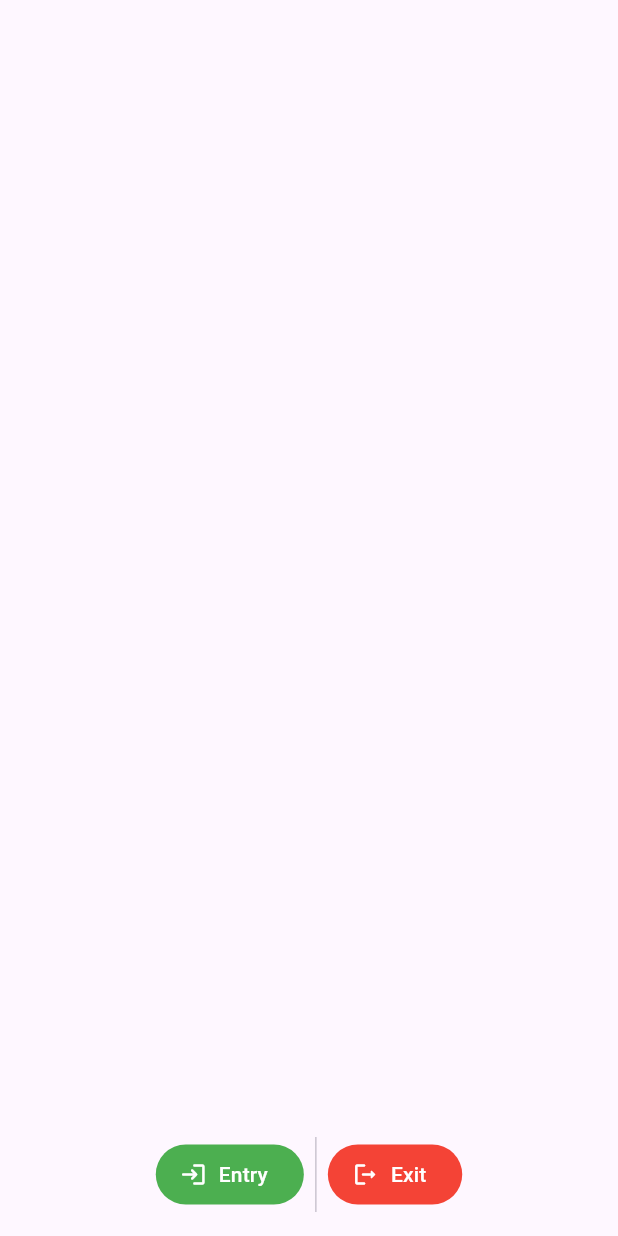
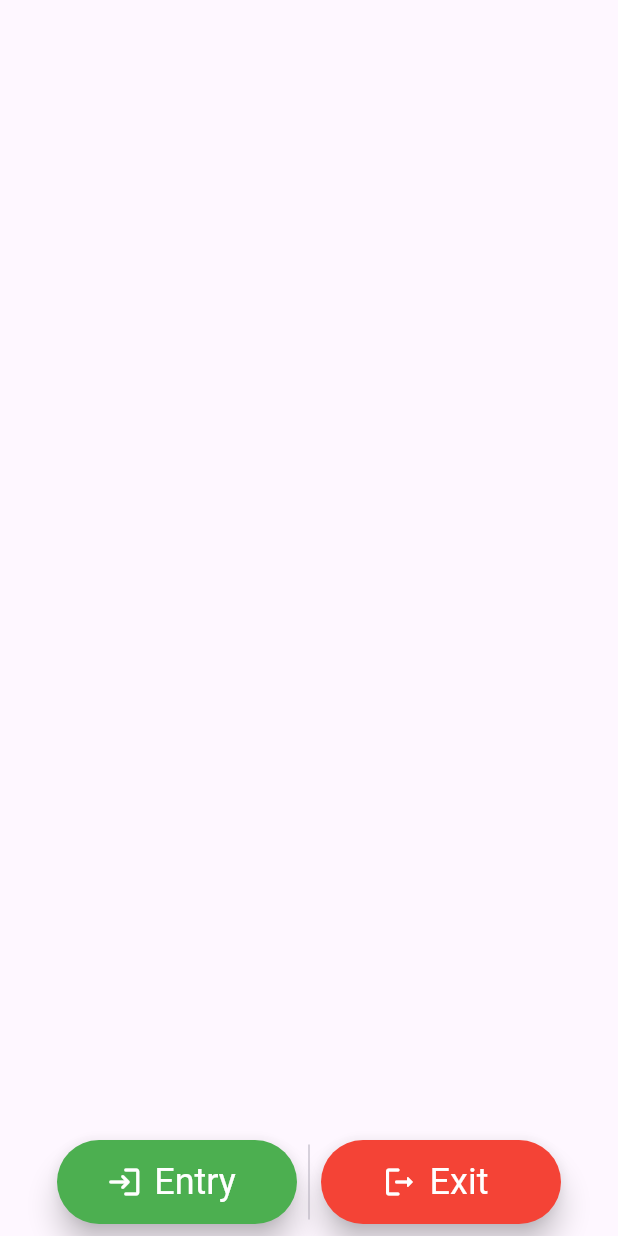
Before and after one commit to Akhand-Pratap-Tiwari/qr_scanner_v2, a Flutter app: the HomePage screen opened directly, on a phone screen of 412 x 824 dp. Run offline on Flutter 3.47's test engine with Material 2 defaults, Android fonts, the phone set to English and light mode, and no system bars; missing offline and left inert: mobile_scanner, mongo_dart; statements that could not run were skipped.

Commit message:
Button Style and Padding Changed in home

```diff
--- a/lib/home.dart
+++ b/lib/home.dart
@@ -15,14 +15,14 @@ class _HomePageState extends State<HomePage> {
     return SafeArea(
       child: Scaffold(
         body: Padding(
-          padding: const EdgeInsets.all(16.0),
+          padding: const EdgeInsets.all(8.0),
           child: Column(
             mainAxisAlignment: MainAxisAlignment.end,
             children: [
               Row(
                 mainAxisAlignment: MainAxisAlignment.center,
                 children: [
-                  FilledButton.icon(
+                  ElevatedButton.icon(
                     onPressed: () => Navigator.of(context).push(
                       MaterialPageRoute(
                         builder: (context) => const EntryAndExitPage(entryMode: true),
@@ -41,7 +41,7 @@ class _HomePageState extends State<HomePage> {
                     ),
                   ),
                   const SizedBox(height: 50, child: VerticalDivider()),
-                  FilledButton.icon(
+                  ElevatedButton.icon(
                     onPressed: () => Navigator.of(context).push(
                       MaterialPageRoute(
                         builder: (context) => const EntryAndExitPage(entryMode: false),
```
